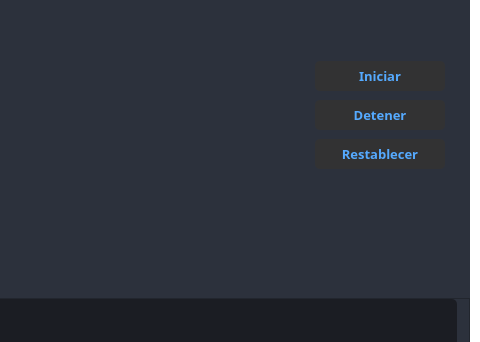
Before: the Qt Designer form visuals/GUI_BASE.ui in dariolggomez/HEATS-BOARD, drawn with Qt 5; both pictures show x 500 to 980 and y 255 to 597 of the 980 by 718 pixel window.
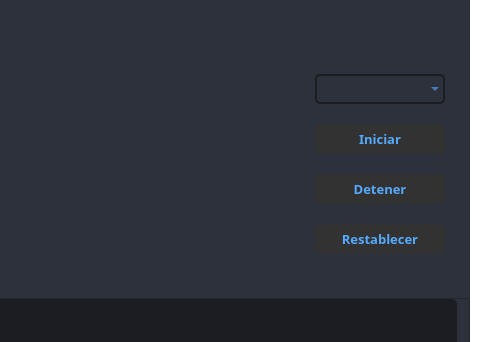
After: the same form once the commit is applied. The open tabs and pages were chosen to show the change. Icons and pictures are not drawn.

Commit message: select receptor node for processing graphics

Patch:
```diff
--- a/visuals/GUI_BASE.ui
+++ b/visuals/GUI_BASE.ui
@@ -3953,15 +3953,15 @@
                              <enum>QFrame::Raised</enum>
                             </property>
                             <layout class="QVBoxLayout" name="verticalLayout_29">
-                             <property name="spacing">
-                              <number>8</number>
-                             </property>
                              <property name="topMargin">
                               <number>0</number>
                              </property>
                              <property name="bottomMargin">
-                              <number>110</number>
+                              <number>12</number>
                              </property>
+                             <item>
+                              <widget class="QComboBox" name="receptor_node"/>
+                             </item>
                              <item>
                               <widget class="QPushButton" name="start_btn">
                                <property name="minimumSize">
```
Left out of the diff: 2 changed lines with no effect on the pictures. The commit also changes 3 other files.
